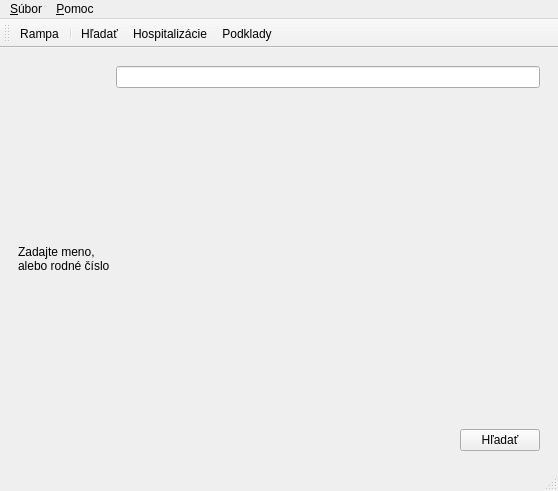
Above: ui/MainWindow.ui from mireq/NemocnicnySystem before the change. Below: the same form after it.
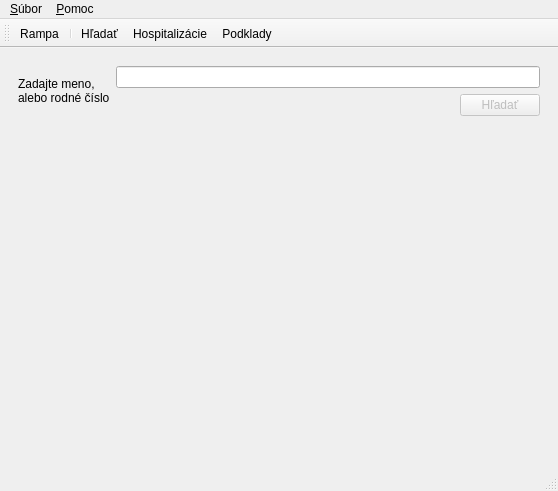
That is the form after the change. The open tabs and pages were chosen to show the change. Icons and pictures are not drawn. Custom widgets are drawn as their Qt base class.

Commit message: Pridaný nový widet pre editáciu mena a rodného čísla.

```diff
--- a/ui/MainWindow.ui
+++ b/ui/MainWindow.ui
@@ -44,7 +44,7 @@
            </property>
            <layout class="QGridLayout" name="gridLayout_2">
             <item row="2" column="0" colspan="2">
-             <widget class="QCommandLinkButton" name="hladanieButton">
+             <widget class="QCommandLinkButton" name="hladaniePacientaButton">
               <property name="text">
                <string>Hľadanie pacienta</string>
               </property>
@@ -132,12 +132,15 @@
       </widget>
       <widget class="QWidget" name="hladatStack">
        <layout class="QGridLayout" name="gridLayout_4">
-        <item row="0" column="0" rowspan="3">
+        <item row="0" column="0" rowspan="2">
          <widget class="QLabel" name="zadanieMenaLabel">
           <property name="text">
            <string>Zadajte meno,
 alebo rodné číslo</string>
           </property>
+          <property name="alignment">
+           <set>Qt::AlignLeading|Qt::AlignLeft|Qt::AlignVCenter</set>
+          </property>
           <property name="buddy">
            <cstring>hladanieEdit</cstring>
           </property>
@@ -146,14 +149,7 @@
         <item row="0" column="1" colspan="2">
          <widget class="QLineEdit" name="hladanieEdit"/>
         </item>
-        <item row="2" column="2">
-         <widget class="QPushButton" name="hladatButton">
-          <property name="text">
-           <string>Hľadať</string>
-          </property>
-         </widget>
-        </item>
-        <item row="2" column="1">
+        <item row="1" column="1">
          <spacer name="horizontalSpacer">
           <property name="orientation">
            <enum>Qt::Horizontal</enum>
@@ -166,6 +162,19 @@
           </property>
          </spacer>
         </item>
+        <item row="1" column="2">
+         <widget class="QPushButton" name="hladanieButton">
+          <property name="enabled">
+           <bool>false</bool>
+          </property>
+          <property name="text">
+           <string>Hľadať</string>
+          </property>
+         </widget>
+        </item>
+        <item row="2" column="0" colspan="3">
+         <widget class="QWidget" name="pacientiHladanieList" native="true"/>
+        </item>
        </layout>
       </widget>
       <widget class="QWidget" name="hospitalizacieStack">
@@ -396,6 +405,13 @@
    </property>
   </action>
  </widget>
+ <customwidgets>
+  <customwidget>
+   <class>MenoRCEdit</class>
+   <extends>QLineEdit</extends>
+   <header>MenoRCEdit.h</header>
+  </customwidget>
+ </customwidgets>
  <tabstops>
   <tabstop>hladanieButton</tabstop>
   <tabstop>vykonajHospitalizaciuButton</tabstop>
```
Left out of the diff: 33 changed lines with no effect on the pictures. The commit also changes 5 other files.
